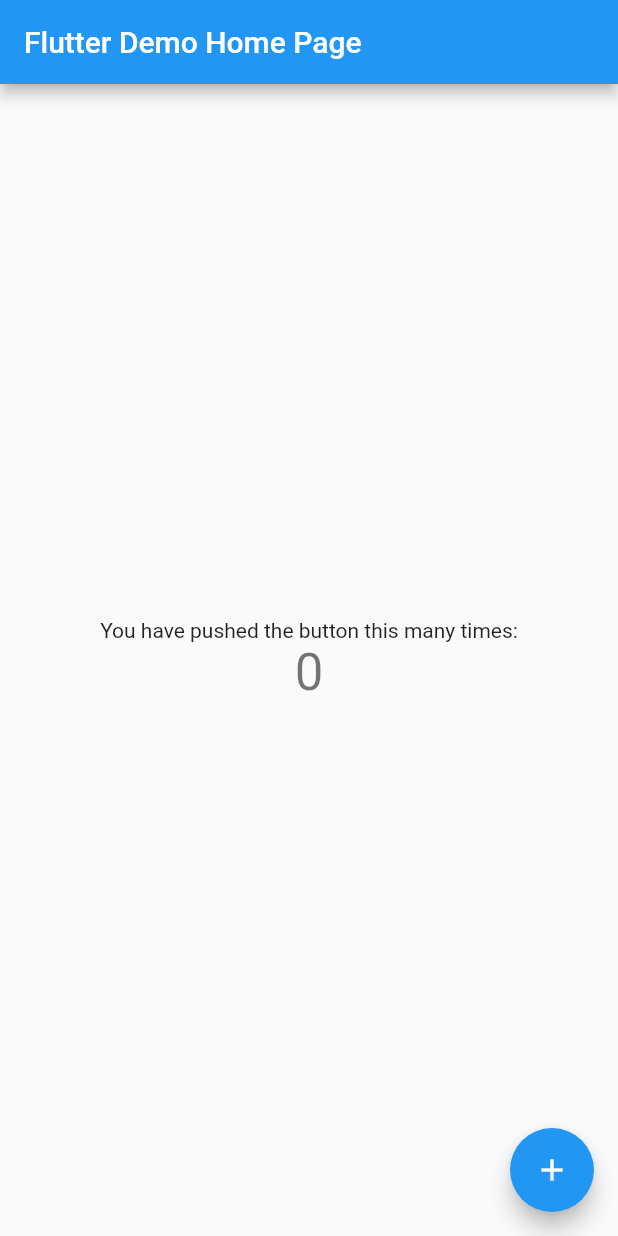
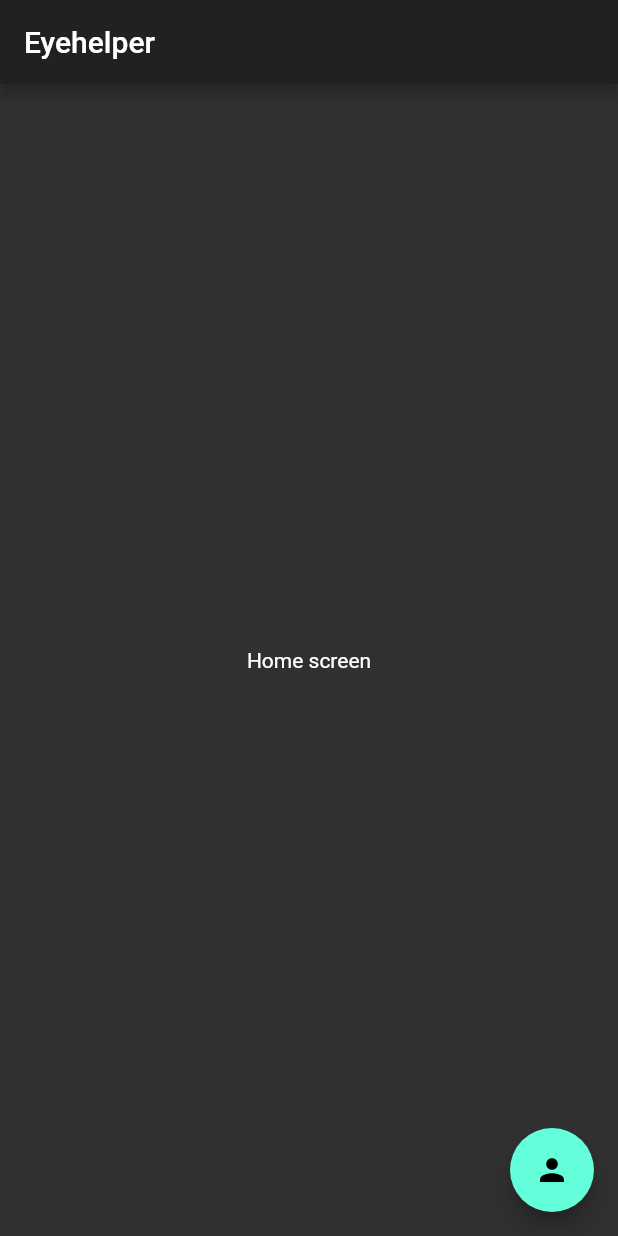
Before and after one commit to mdusafp/eyehelper, a Flutter app: the screen it shows after launch, on a phone screen of 412 x 824 dp. Run offline on Flutter 3.47's test engine with Material 2 defaults, Android fonts, the light colour scheme and no system bars.

Commit message:
init home screen and profile screen

```diff
--- a/lib/main.dart
+++ b/lib/main.dart
@@ -1,111 +1,5 @@
 import 'package:flutter/material.dart';
+import 'package:eyehelper/src/app.dart';
 
-void main() => runApp(MyApp());
 
-class MyApp extends StatelessWidget {
-  // This widget is the root of your application.
-  @override
-  Widget build(BuildContext context) {
-    return MaterialApp(
-      title: 'Flutter Demo',
-      theme: ThemeData(
-        // This is the theme of your application.
-        //
-        // Try running your application with "flutter run". You'll see the
-        // application has a blue toolbar. Then, without quitting the app, try
-        // changing the primarySwatch below to Colors.green and then invoke
-        // "hot reload" (press "r" in the console where you ran "flutter run",
-        // or simply save your changes to "hot reload" in a Flutter IDE).
-        // Notice that the counter didn't reset back to zero; the application
-        // is not restarted.
-        primarySwatch: Colors.blue,
-      ),
-      home: MyHomePage(title: 'Flutter Demo Home Page'),
-    );
-  }
-}
-
-class MyHomePage extends StatefulWidget {
-  MyHomePage({Key key, this.title}) : super(key: key);
-
-  // This widget is the home page of your application. It is stateful, meaning
-  // that it has a State object (defined below) that contains fields that affect
-  // how it looks.
-
-  // This class is the configuration for the state. It holds the values (in this
-  // case the title) provided by the parent (in this case the App widget) and
-  // used by the build method of the State. Fields in a Widget subclass are
-  // always marked "final".
-
-  final String title;
-
-  @override
-  _MyHomePageState createState() => _MyHomePageState();
-}
-
-class _MyHomePageState extends State<MyHomePage> {
-  int _counter = 0;
-
-  void _incrementCounter() {
-    setState(() {
-      // This call to setState tells the Flutter framework that something has
-      // changed in this State, which causes it to rerun the build method below
-      // so that the display can reflect the updated values. If we changed
-      // _counter without calling setState(), then the build method would not be
-      // called again, and so nothing would appear to happen.
-      _counter++;
-    });
-  }
-
-  @override
-  Widget build(BuildContext context) {
-    // This method is rerun every time setState is called, for instance as done
-    // by the _incrementCounter method above.
-    //
-    // The Flutter framework has been optimized to make rerunning build methods
-    // fast, so that you can just rebuild anything that needs updating rather
-    // than having to individually change instances of widgets.
-    return Scaffold(
-      appBar: AppBar(
-        // Here we take the value from the MyHomePage object that was created by
-        // the App.build method, and use it to set our appbar title.
-        title: Text(widget.title),
-      ),
-      body: Center(
-        // Center is a layout widget. It takes a single child and positions it
-        // in the middle of the parent.
-        child: Column(
-          // Column is also layout widget. It takes a list of children and
-          // arranges them vertically. By default, it sizes itself to fit its
-          // children horizontally, and tries to be as tall as its parent.
-          //
-          // Invoke "debug painting" (press "p" in the console, choose the
-          // "Toggle Debug Paint" action from the Flutter Inspector in Android
-          // Studio, or the "Toggle Debug Paint" command in Visual Studio Code)
-          // to see the wireframe for each widget.
-          //
-          // Column has various properties to control how it sizes itself and
-          // how it positions its children. Here we use mainAxisAlignment to
-          // center the children vertically; the main axis here is the vertical
-          // axis because Columns are vertical (the cross axis would be
-          // horizontal).
-          mainAxisAlignment: MainAxisAlignment.center,
-          children: <Widget>[
-            Text(
-              'You have pushed the button this many times:',
-            ),
-            Text(
-              '$_counter',
-              style: Theme.of(context).textTheme.display1,
-            ),
-          ],
-        ),
-      ),
-      floatingActionButton: FloatingActionButton(
-        onPressed: _incrementCounter,
-        tooltip: 'Increment',
-        child: Icon(Icons.add),
-      ), // This trailing comma makes auto-formatting nicer for build methods.
-    );
-  }
-}
+void main() => runApp(EyeHelperApp());
--- /dev/null
+++ b/lib/src/app.dart
@@ -0,0 +1,20 @@
+import 'package:flutter/material.dart';
+import 'package:eyehelper/src/routes.dart';
+import 'package:eyehelper/src/screens/home_screen.dart';
+import 'package:eyehelper/src/screens/profile_screen.dart';
+
+
+class EyeHelperApp extends StatelessWidget {
+  @override
+  Widget build(BuildContext context) {
+    return MaterialApp(
+      title: 'Eyehelper',
+      theme: ThemeData.dark(),
+      debugShowCheckedModeBanner: false,
+      routes: {
+        EyeHelperRoutes.home: (_) => HomeScreen(),
+        EyeHelperRoutes.profile: (_) => ProfileScreen(),
+      },
+    );
+  }
+}
--- /dev/null
+++ b/lib/src/routes.dart
@@ -0,0 +1,4 @@
+class EyeHelperRoutes {
+  static final home = '/';
+  static final profile = '/profile';
+}
--- /dev/null
+++ b/lib/src/screens/home_screen.dart
@@ -0,0 +1,30 @@
+import 'package:flutter/material.dart';
+
+
+class HomeScreen extends StatefulWidget {
+  _HomeScreenState createState() => _HomeScreenState();
+}
+
+class _HomeScreenState extends State<HomeScreen> {
+  @override
+  Widget build(BuildContext context) {
+    return Scaffold(
+      appBar: AppBar(
+        title: Text('Eyehelper'),
+      ),
+      body: Container(
+        child: Center(
+          child: Text("Home screen"),
+        ),
+      ),
+      floatingActionButton: FloatingActionButton(
+        child: IconButton(
+          icon: Icon(Icons.person),
+          onPressed: () {
+            Navigator.of(context).pushReplacementNamed('/profile');
+          },
+        ),
+      ),
+    );
+  }
+}
--- /dev/null
+++ b/lib/src/screens/profile_screen.dart
@@ -0,0 +1,19 @@
+import 'package:flutter/material.dart';
+
+
+class ProfileScreen extends StatefulWidget {
+  _ProfileScreenState createState() => _ProfileScreenState();
+}
+
+class _ProfileScreenState extends State<ProfileScreen> {
+  @override
+  Widget build(BuildContext context) {
+    return Scaffold(
+      body: Container(
+        child: Center(
+          child: Text("Profile"),
+        ),
+      ),
+    );
+  }
+}
```
Also changed, not shown: lib/src/screens/auth_screen.dart (added), 1 other file.
